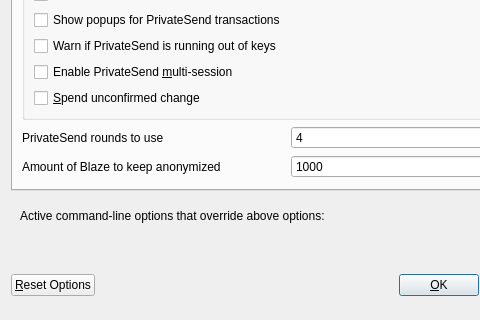
Old version of the form src/qt/forms/optionsdialog.ui in the repository blazegeek/blaze; both pictures show x 0 to 480 and y 143 to 463 of the 576 by 463 pixel window.
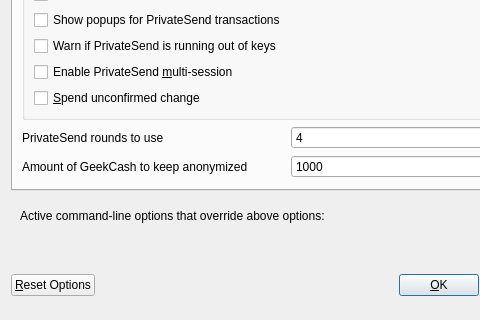
New version of the form. The open tabs and pages were chosen to show the change. Custom widgets are drawn as their Qt base class.

Commit message: Dash --> GeekCash

```diff
--- a/src/qt/forms/optionsdialog.ui
+++ b/src/qt/forms/optionsdialog.ui
@@ -263,7 +263,7 @@
             <string notr="true"/>
            </property>
            <property name="text">
-            <string>Amount of Blaze to keep anonymized</string>
+            <string>Amount of GeekCash to keep anonymized</string>
            </property>
           </widget>
          </item>
```
Left out of the diff: 8 changed lines with no effect on the pictures. The commit also changes 584 other files.
